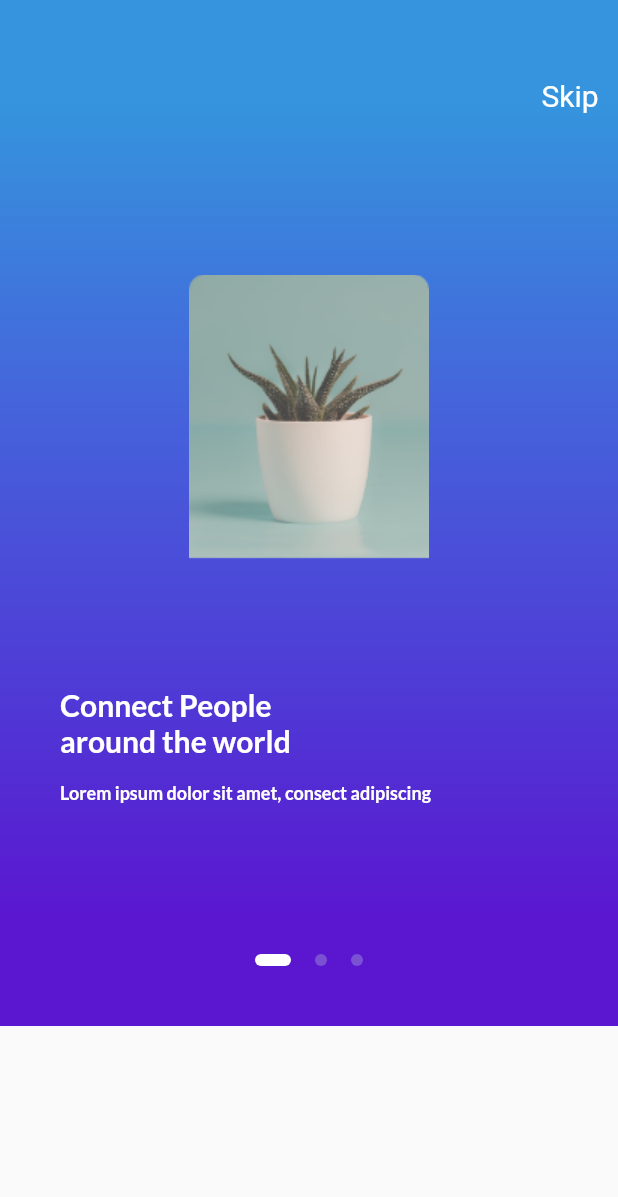
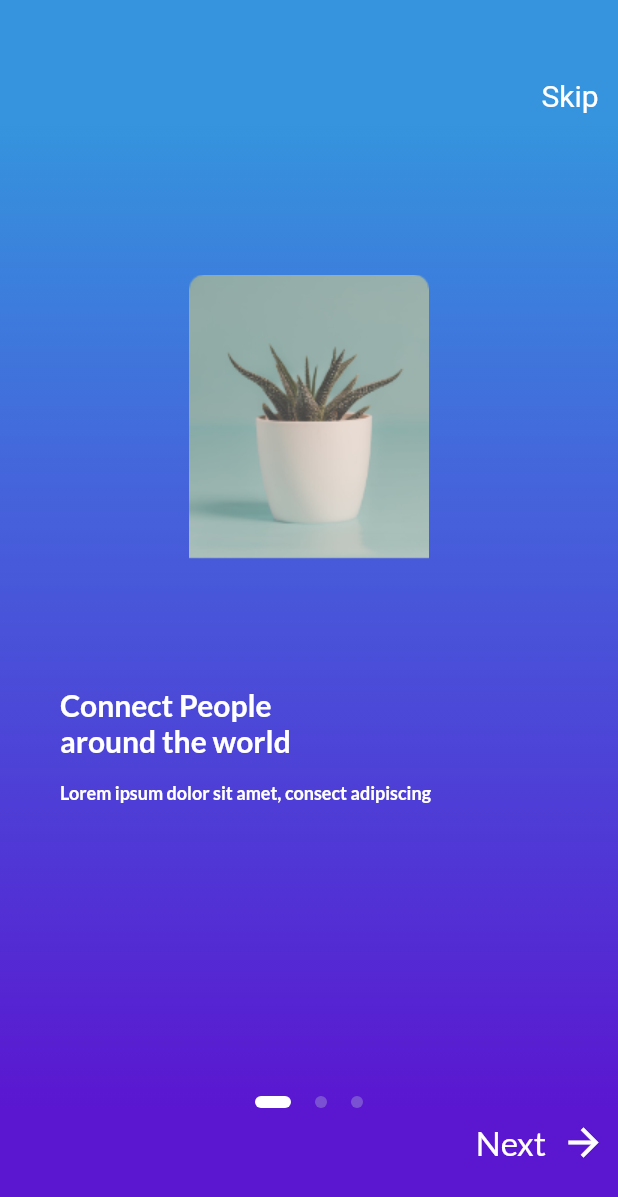
Before and after one commit to bbudhiana/flutter_chitchat, a Flutter app: the screen it shows after launch, on a phone screen of 412 x 824 dp. Shown: the top 1197 px of the screen. Run offline on Flutter 3.47's test engine with Material 2 defaults, Android fonts, the phone set to English and light mode, and no system bars; our stand-ins replace carousel_slider, country_code_picker, flutter_svg, font_awesome_flutter.

Commit message:
finish for on boarding

```diff
--- a/lib/screens/on_boarding_screen.dart
+++ b/lib/screens/on_boarding_screen.dart
@@ -1,3 +1,5 @@
+import 'dart:math';
+
 import 'package:flutter/material.dart';
 import 'package:flutter/services.dart';
 
@@ -12,6 +14,12 @@ class _OnBoardingScreenState extends State<OnBoardingScreen> {
   final int _numPages = 3;
   final PageController _pageController = PageController(initialPage: 0);
   int _currentPage = 0;
+
+  @override
+  void dispose() {
+    _pageController.dispose();
+    super.dispose();
+  }
 
   List<Widget> _buildPageIndicator() {
     List<Widget> list = [];
@@ -39,21 +47,15 @@ class _OnBoardingScreenState extends State<OnBoardingScreen> {
 
   @override
   Widget build(BuildContext context) {
-    return AnnotatedRegion<SystemUiOverlayStyle>(
-      value: SystemUiOverlayStyle(
-        statusBarColor: Colors.transparent,
-        systemNavigationBarDividerColor: Color(0xFF5B16D0),
-        systemNavigationBarColor: Color(0xFF5B16D0),
-        statusBarIconBrightness: Brightness.dark,
-        systemNavigationBarIconBrightness: Brightness.dark,
-      ),
-      child: Scaffold(
-        extendBodyBehindAppBar: true,
+    return Scaffold(
+      //extendBodyBehindAppBar: true,
       /* appBar: AppBar(
           backgroundColor: Color(0xFF3594DD),
           title: Text('test'),
         ), */
-        body: Container(
+      body: AnnotatedRegion<SystemUiOverlayStyle>(
+        value: SystemUiOverlayStyle.light,
+        child: Container(
           decoration: BoxDecoration(
             gradient: LinearGradient(
                 begin: Alignment.topCenter,
@@ -73,7 +75,6 @@ class _OnBoardingScreenState extends State<OnBoardingScreen> {
           ),
           child: Padding(
             padding: const EdgeInsets.symmetric(vertical: 40.0),
-            child: SingleChildScrollView(
             child: Column(
               crossAxisAlignment: CrossAxisAlignment.stretch,
               children: [
@@ -91,7 +92,7 @@ class _OnBoardingScreenState extends State<OnBoardingScreen> {
                   ),
                 ),
                 Container(
-                    height: 548,
+                  height: MediaQuery.of(context).size.height * 0.78,
                   child: PageView(
                     physics: ClampingScrollPhysics(),
                     controller: _pageController,
@@ -108,8 +109,7 @@ class _OnBoardingScreenState extends State<OnBoardingScreen> {
                           children: [
                             Center(
                               child: Image(
-                                  image:
-                                      AssetImage('assets/images/image_1.png'),
+                                image: AssetImage('assets/images/image_1.png'),
                                 height: 300.0,
                                 width: 300.0,
                               ),
@@ -146,8 +146,7 @@ class _OnBoardingScreenState extends State<OnBoardingScreen> {
                           children: [
                             Center(
                               child: Image(
-                                  image:
-                                      AssetImage('assets/images/image_2.png'),
+                                image: AssetImage('assets/images/image_2.png'),
                                 height: 300.0,
                                 width: 300.0,
                               ),
@@ -184,8 +183,7 @@ class _OnBoardingScreenState extends State<OnBoardingScreen> {
                           children: [
                             Center(
                               child: Image(
-                                  image:
-                                      AssetImage('assets/images/image_3.png'),
+                                image: AssetImage('assets/images/image_3.png'),
                                 height: 300.0,
                                 width: 300.0,
                               ),
@@ -221,13 +219,72 @@ class _OnBoardingScreenState extends State<OnBoardingScreen> {
                 Row(
                   mainAxisAlignment: MainAxisAlignment.center,
                   children: _buildPageIndicator(),
+                ),
+                _currentPage != _numPages - 1
+                    ? Expanded(
+                        child: Align(
+                          alignment: FractionalOffset.bottomRight,
+                          child: TextButton(
+                            onPressed: () {
+                              _pageController.nextPage(
+                                  duration: Duration(
+                                    milliseconds: 500,
+                                  ),
+                                  curve: Curves.ease);
+                            },
+                            child: Row(
+                              mainAxisAlignment: MainAxisAlignment.center,
+                              mainAxisSize: MainAxisSize.min,
+                              children: [
+                                Text(
+                                  'Next',
+                                  style: TextStyle(
+                                    color: Colors.white,
+                                    fontSize: 22.0,
+                                  ),
+                                ),
+                                SizedBox(
+                                  width: 10,
+                                ),
+                                Icon(
+                                  Icons.arrow_forward,
+                                  color: Colors.white,
+                                  size: 30.0,
                                 )
                               ],
                             ),
                           ),
                         ),
+                      )
+                    : Text(''),
+              ],
             ),
           ),
+        ),
+      ),
+      bottomSheet: _currentPage == _numPages - 1
+          ? Container(
+              height: 100.0,
+              width: double.infinity,
+              color: Colors.white,
+              child: GestureDetector(
+                onTap: () {},
+                child: Center(
+                  child: Padding(
+                    padding: EdgeInsets.only(bottom: 30),
+                    child: Text(
+                      'Get Started',
+                      style: TextStyle(
+                        color: Color(0xFF5B16D0),
+                        fontSize: 20.0,
+                        fontWeight: FontWeight.bold,
+                      ),
+                    ),
+                  ),
+                ),
+              ),
+            )
+          : Text(''),
     );
   }
 }
```
Lines whose indentation alone changed are shown as unchanged.
